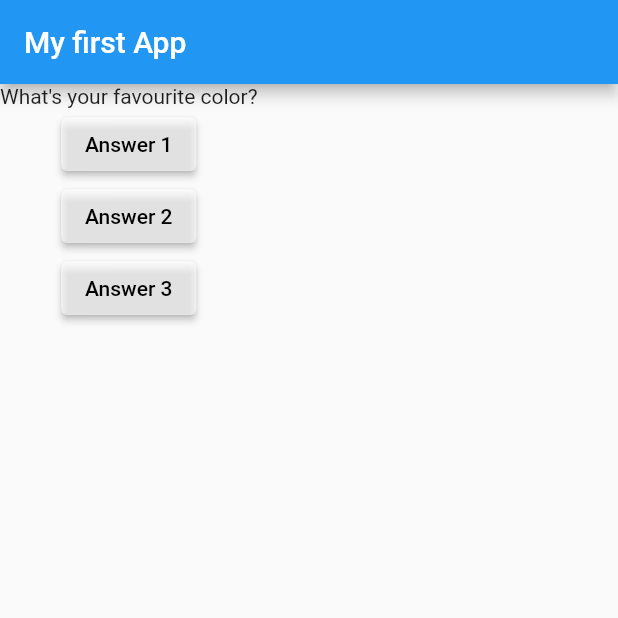
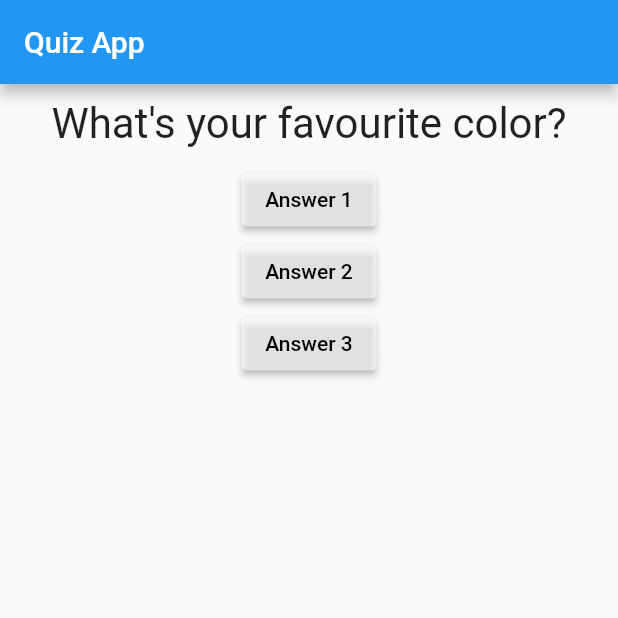
Before and after one commit to chloemk/quiz_app, a Flutter app: the screen it shows after launch, on a phone screen of 412 x 824 dp, the top half of it. Run offline on Flutter 3.47's test engine with Material 2 defaults, Android fonts, the phone set to English and light mode, and no system bars.

Commit message:
feat: add styling to Question widget

```diff
--- a/lib/main.dart
+++ b/lib/main.dart
@@ -31,7 +31,7 @@ class _MyAppState extends State<MyApp> {
     return MaterialApp(
       home: Scaffold(
         appBar: AppBar(
-          title: const Text('My first App'),
+          title: const Text('Quiz App'),
         ),
         body: Column(
           children: [
--- a/lib/question.dart
+++ b/lib/question.dart
@@ -7,6 +7,13 @@ class Question extends StatelessWidget {
 
   @override
   Widget build(BuildContext context) {
-    return Text(questionText);
+    return Container(
+        width: double.infinity,
+        margin: const EdgeInsets.all(10),
+        child: Text(
+          questionText,
+          style: const TextStyle(fontSize: 28),
+          textAlign: TextAlign.center,
+        ));
   }
 }
```
